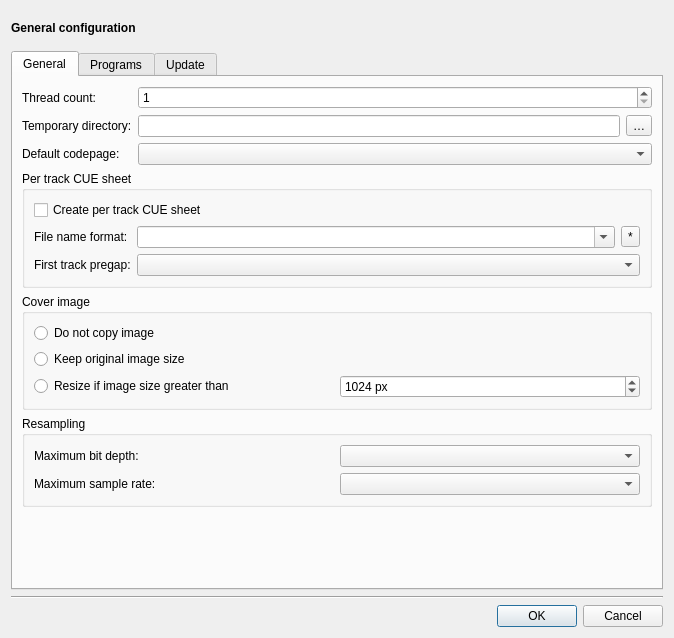
The window that gui/configdialog/configdialog.ui (flacon/flacon) describes before a commit, drawn with Qt 5.
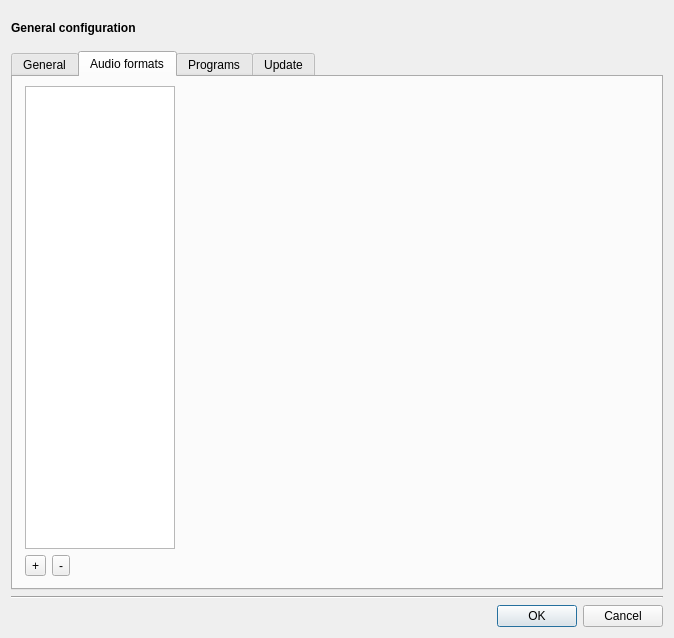
The same window after the commit. Custom widgets are drawn as their Qt base class.

Commit message: Add Profile to ConfigPage constructor

Patch:
```diff
--- a/gui/configdialog/configdialog.ui
+++ b/gui/configdialog/configdialog.ui
@@ -56,7 +56,7 @@
         </size>
        </property>
        <property name="currentIndex">
-        <number>0</number>
+        <number>1</number>
        </property>
        <widget class="QWidget" name="generalPage">
         <attribute name="title">
@@ -66,6 +66,9 @@
          <property name="sizeConstraint">
           <enum>QLayout::SetMinimumSize</enum>
          </property>
+         <property name="rightMargin">
+          <number>10</number>
+         </property>
          <item>
           <layout class="QGridLayout" name="formLayout_6">
            <property name="sizeConstraint">
@@ -316,6 +319,95 @@
          </item>
         </layout>
        </widget>
+       <widget class="QWidget" name="profilesPage">
+        <attribute name="title">
+         <string>Audio formats</string>
+        </attribute>
+        <layout class="QHBoxLayout" name="horizontalLayout_3">
+         <property name="sizeConstraint">
+          <enum>QLayout::SetMinimumSize</enum>
+         </property>
+         <property name="leftMargin">
+          <number>12</number>
+         </property>
+         <property name="rightMargin">
+          <number>10</number>
+         </property>
+         <property name="bottomMargin">
+          <number>12</number>
+         </property>
+         <item>
+          <layout class="QVBoxLayout" name="verticalLayout_8">
+           <item>
+            <widget class="QListWidget" name="profilesList">
+             <property name="sizePolicy">
+              <sizepolicy hsizetype="Preferred" vsizetype="Expanding">
+               <horstretch>0</horstretch>
+               <verstretch>0</verstretch>
+              </sizepolicy>
+             </property>
+             <property name="minimumSize">
+              <size>
+               <width>150</width>
+               <height>0</height>
+              </size>
+             </property>
+             <property name="maximumSize">
+              <size>
+               <width>150</width>
+               <height>16777215</height>
+              </size>
+             </property>
+            </widget>
+           </item>
+           <item>
+            <layout class="QHBoxLayout" name="horizontalLayout_2">
+             <item>
+              <widget class="QToolButton" name="addProfileButton">
+               <property name="text">
+                <string>+</string>
+               </property>
+              </widget>
+             </item>
+             <item>
+              <widget class="QToolButton" name="delProfileButton">
+               <property name="text">
+                <string>-</string>
+               </property>
+              </widget>
+             </item>
+             <item>
+              <spacer name="horizontalSpacer_3">
+               <property name="orientation">
+                <enum>Qt::Horizontal</enum>
+               </property>
+               <property name="sizeType">
+                <enum>QSizePolicy::Expanding</enum>
+               </property>
+               <property name="sizeHint" stdset="0">
+                <size>
+                 <width>40</width>
+                 <height>20</height>
+                </size>
+               </property>
+              </spacer>
+             </item>
+            </layout>
+           </item>
+          </layout>
+         </item>
+         <item>
+          <widget class="QFrame" name="profileParent">
+           <property name="sizePolicy">
+            <sizepolicy hsizetype="Expanding" vsizetype="Preferred">
+             <horstretch>1</horstretch>
+             <verstretch>0</verstretch>
+            </sizepolicy>
+           </property>
+          </widget>
+         </item>
+        </layout>
+       </widget>
        <widget class="QWidget" name="programsPage">
         <attribute name="title">
          <string>Programs</string>
```
Left out of the diff: 4 changed lines with no effect on the pictures. The commit also changes 21 other files.
